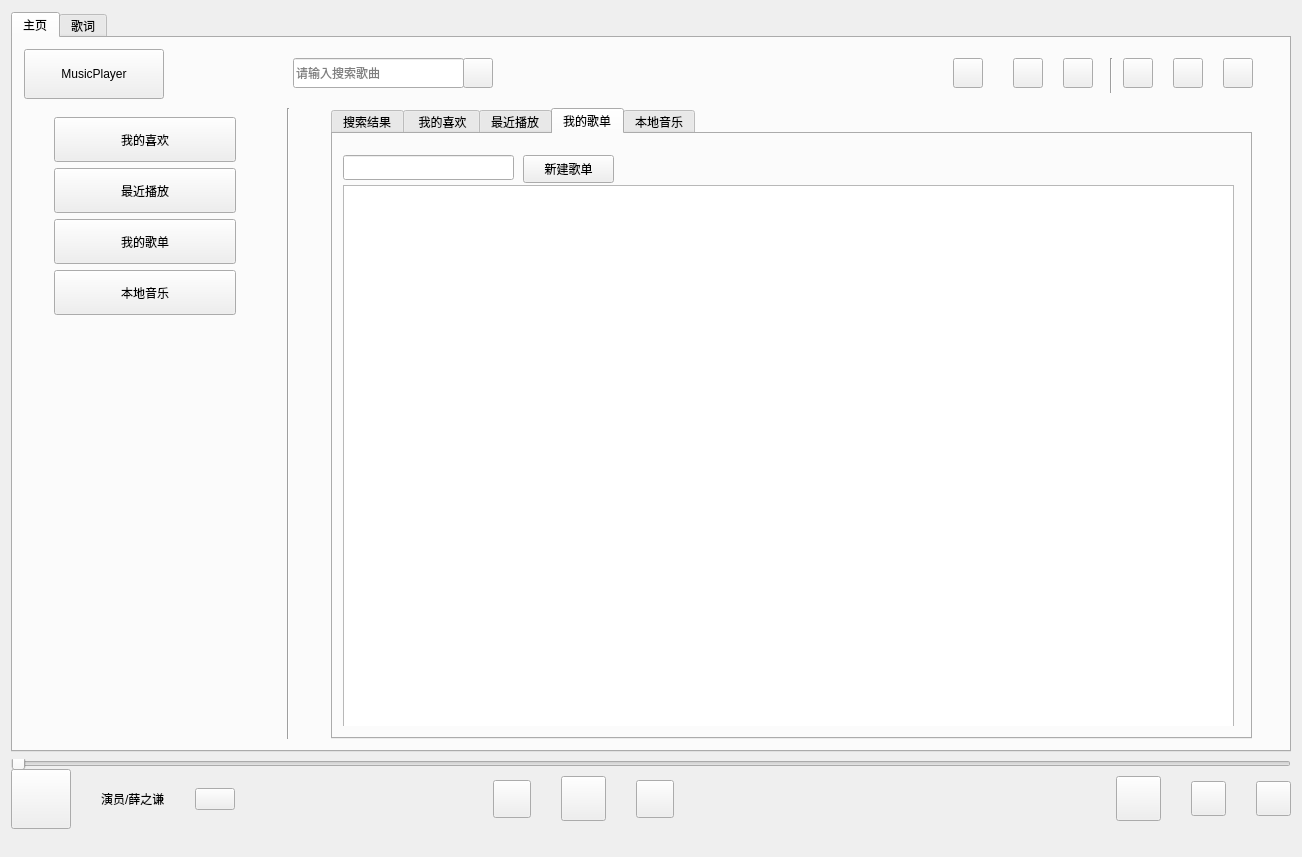
Qt form mainwidget.ui (haojoy/MusicPlayer) before a commit.
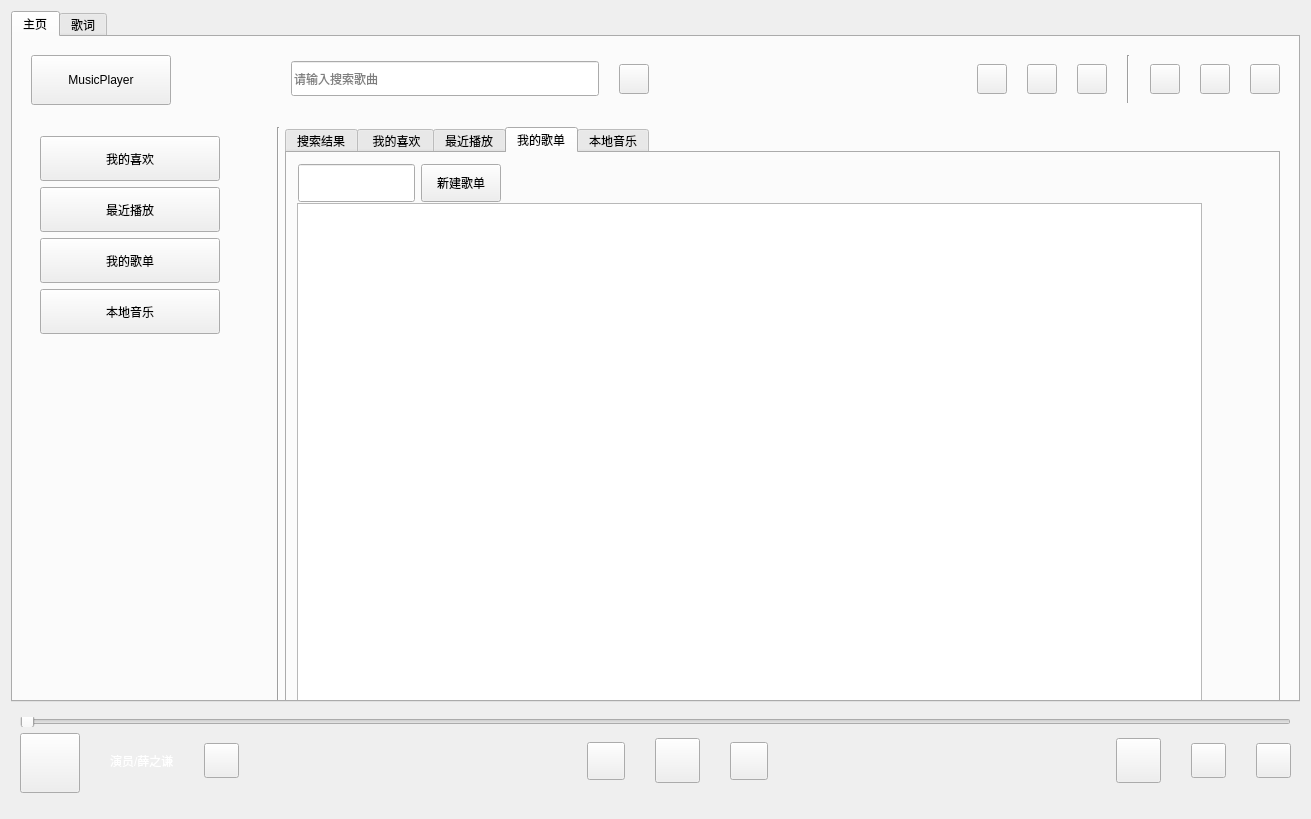
The same form after that commit. The open tabs and pages were chosen to show the change. Icons and pictures are not drawn. Custom widgets are drawn as their Qt base class.

Diff of the .ui file:
```diff
--- a/mainwidget.ui
+++ b/mainwidget.ui
@@ -6,8 +6,8 @@
    <rect>
     <x>0</x>
     <y>0</y>
-    <width>1302</width>
-    <height>857</height>
+    <width>1311</width>
+    <height>819</height>
    </rect>
   </property>
   <property name="windowTitle">
@@ -17,63 +17,33 @@
    <iconset resource="images.qrc">
     <normaloff>:/images/logo.png</normaloff>:/images/logo.png</iconset>
   </property>
-  <widget class="QWidget" name="centralWidget" native="true">
-   <property name="enabled">
-    <bool>true</bool>
-   </property>
-   <property name="geometry">
-    <rect>
-     <x>11</x>
-     <y>11</y>
-     <width>1280</width>
-     <height>835</height>
-    </rect>
-   </property>
-   <property name="minimumSize">
-    <size>
-     <width>1280</width>
-     <height>835</height>
-    </size>
-   </property>
-   <property name="maximumSize">
-    <size>
-     <width>1280</width>
-     <height>835</height>
-    </size>
-   </property>
-   <widget class="QWidget" name="layoutWidget">
-    <property name="geometry">
-     <rect>
-      <x>0</x>
-      <y>0</y>
-      <width>1282</width>
-      <height>844</height>
-     </rect>
-    </property>
-    <layout class="QVBoxLayout" name="verticalLayout_4">
+  <layout class="QVBoxLayout" name="verticalLayout_7">
      <item>
       <widget class="QTabWidget" name="tabWidget">
        <property name="enabled">
         <bool>true</bool>
        </property>
        <property name="sizePolicy">
-        <sizepolicy hsizetype="MinimumExpanding" vsizetype="MinimumExpanding">
+      <sizepolicy hsizetype="Expanding" vsizetype="Expanding">
          <horstretch>0</horstretch>
          <verstretch>0</verstretch>
         </sizepolicy>
        </property>
        <property name="minimumSize">
         <size>
-         <width>1280</width>
-         <height>740</height>
+       <width>0</width>
+       <height>690</height>
         </size>
        </property>
        <property name="maximumSize">
         <size>
-         <width>1280</width>
-         <height>740</height>
-        </size>
-       </property>
+       <width>16777215</width>
+       <height>16777215</height>
+      </size>
+     </property>
+     <property name="focusPolicy">
+      <enum>Qt::TabFocus</enum>
+     </property>
        <property name="tabShape">
         <enum>QTabWidget::Rounded</enum>
        </property>
@@ -81,38 +51,49 @@
         <number>0</number>
        </property>
        <widget class="QWidget" name="tab_homePage">
+      <property name="sizePolicy">
+       <sizepolicy hsizetype="Expanding" vsizetype="Expanding">
+        <horstretch>0</horstretch>
+        <verstretch>0</verstretch>
+       </sizepolicy>
+      </property>
         <attribute name="title">
          <string>主页</string>
         </attribute>
+      <layout class="QVBoxLayout" name="verticalLayout_10">
+       <item>
+        <layout class="QVBoxLayout" name="verticalLayout_9">
+         <item>
         <widget class="QWidget" name="widget_top" native="true">
-         <property name="geometry">
-          <rect>
-           <x>0</x>
-           <y>0</y>
-           <width>1271</width>
-           <height>72</height>
-          </rect>
+           <property name="sizePolicy">
+            <sizepolicy hsizetype="Preferred" vsizetype="Preferred">
+             <horstretch>0</horstretch>
+             <verstretch>0</verstretch>
+            </sizepolicy>
          </property>
          <property name="minimumSize">
           <size>
            <width>0</width>
-           <height>60</height>
+             <height>66</height>
           </size>
          </property>
          <property name="maximumSize">
           <size>
            <width>16777215</width>
-           <height>100</height>
-          </size>
-         </property>
+             <height>80</height>
+            </size>
+           </property>
+           <layout class="QHBoxLayout" name="horizontalLayout_2">
+            <property name="spacing">
+             <number>20</number>
+            </property>
+            <item>
          <widget class="QPushButton" name="btn_logo">
-          <property name="geometry">
-           <rect>
-            <x>11</x>
-            <y>11</y>
-            <width>140</width>
-            <height>50</height>
-           </rect>
+              <property name="sizePolicy">
+               <sizepolicy hsizetype="Preferred" vsizetype="Preferred">
+                <horstretch>0</horstretch>
+                <verstretch>0</verstretch>
+               </sizepolicy>
           </property>
           <property name="minimumSize">
            <size>
@@ -140,30 +121,52 @@
            </size>
           </property>
          </widget>
+            </item>
+            <item>
+             <spacer name="horizontalSpacer_4">
+              <property name="orientation">
+               <enum>Qt::Horizontal</enum>
+              </property>
+              <property name="sizeType">
+               <enum>QSizePolicy::Preferred</enum>
+              </property>
+              <property name="sizeHint" stdset="0">
+               <size>
+                <width>100</width>
+                <height>20</height>
+               </size>
+              </property>
+             </spacer>
+            </item>
+            <item>
          <widget class="QLineEdit" name="edit_search">
-          <property name="geometry">
-           <rect>
-            <x>280</x>
-            <y>20</y>
-            <width>171</width>
-            <height>30</height>
-           </rect>
+              <property name="sizePolicy">
+               <sizepolicy hsizetype="Expanding" vsizetype="Preferred">
+                <horstretch>0</horstretch>
+                <verstretch>0</verstretch>
+               </sizepolicy>
+              </property>
+              <property name="minimumSize">
+               <size>
+                <width>200</width>
+                <height>35</height>
+               </size>
+              </property>
+              <property name="maximumSize">
+               <size>
+                <width>600</width>
+                <height>35</height>
+               </size>
           </property>
           <property name="placeholderText">
            <string>请输入搜索歌曲</string>
           </property>
          </widget>
+            </item>
+            <item>
          <widget class="QPushButton" name="btn_search">
-          <property name="geometry">
-           <rect>
-            <x>450</x>
-            <y>20</y>
-            <width>30</width>
-            <height>30</height>
-           </rect>
-          </property>
           <property name="sizePolicy">
-           <sizepolicy hsizetype="Expanding" vsizetype="Expanding">
+               <sizepolicy hsizetype="Preferred" vsizetype="Preferred">
             <horstretch>0</horstretch>
             <verstretch>0</verstretch>
            </sizepolicy>
@@ -200,17 +203,154 @@
            <bool>true</bool>
           </property>
          </widget>
+            </item>
+            <item>
+             <spacer name="horizontalSpacer_5">
+              <property name="orientation">
+               <enum>Qt::Horizontal</enum>
+              </property>
+              <property name="sizeHint" stdset="0">
+               <size>
+                <width>40</width>
+                <height>20</height>
+               </size>
+              </property>
+             </spacer>
+            </item>
+            <item>
+             <widget class="QPushButton" name="btn_setskin">
+              <property name="sizePolicy">
+               <sizepolicy hsizetype="Preferred" vsizetype="Preferred">
+                <horstretch>0</horstretch>
+                <verstretch>0</verstretch>
+               </sizepolicy>
+              </property>
+              <property name="minimumSize">
+               <size>
+                <width>30</width>
+                <height>30</height>
+               </size>
+              </property>
+              <property name="maximumSize">
+               <size>
+                <width>30</width>
+                <height>30</height>
+               </size>
+              </property>
+              <property name="text">
+               <string/>
+              </property>
+              <property name="icon">
+               <iconset resource="images.qrc">
+                <normaloff>:/images/button/btn_skin.png</normaloff>:/images/button/btn_skin.png</iconset>
+              </property>
+              <property name="iconSize">
+               <size>
+                <width>28</width>
+                <height>28</height>
+               </size>
+              </property>
+             </widget>
+            </item>
+            <item>
+             <widget class="QPushButton" name="btn_setting">
+              <property name="sizePolicy">
+               <sizepolicy hsizetype="Preferred" vsizetype="Preferred">
+                <horstretch>0</horstretch>
+                <verstretch>0</verstretch>
+               </sizepolicy>
+              </property>
+              <property name="maximumSize">
+               <size>
+                <width>30</width>
+                <height>30</height>
+               </size>
+              </property>
+              <property name="toolTip">
+               <string>设置</string>
+              </property>
+              <property name="text">
+               <string/>
+              </property>
+              <property name="icon">
+               <iconset resource="images.qrc">
+                <normaloff>:/images/button/btn_setting.png</normaloff>:/images/button/btn_setting.png</iconset>
+              </property>
+              <property name="iconSize">
+               <size>
+                <width>28</width>
+                <height>28</height>
+               </size>
+              </property>
+             </widget>
+            </item>
+            <item>
+             <widget class="QPushButton" name="btn_mail">
+              <property name="sizePolicy">
+               <sizepolicy hsizetype="Preferred" vsizetype="Preferred">
+                <horstretch>0</horstretch>
+                <verstretch>0</verstretch>
+               </sizepolicy>
+              </property>
+              <property name="minimumSize">
+               <size>
+                <width>30</width>
+                <height>30</height>
+               </size>
+              </property>
+              <property name="maximumSize">
+               <size>
+                <width>30</width>
+                <height>30</height>
+               </size>
+              </property>
+              <property name="text">
+               <string/>
+              </property>
+              <property name="icon">
+               <iconset resource="images.qrc">
+                <normaloff>:/images/button/btn_mail.png</normaloff>:/images/button/btn_mail.png</iconset>
+              </property>
+              <property name="iconSize">
+               <size>
+                <width>28</width>
+                <height>28</height>
+               </size>
+              </property>
+             </widget>
+            </item>
+            <item>
+             <widget class="Line" name="line_v1">
+              <property name="enabled">
+               <bool>true</bool>
+              </property>
+              <property name="sizePolicy">
+               <sizepolicy hsizetype="Fixed" vsizetype="Preferred">
+                <horstretch>0</horstretch>
+                <verstretch>0</verstretch>
+               </sizepolicy>
+              </property>
+              <property name="minimumSize">
+               <size>
+                <width>0</width>
+                <height>35</height>
+               </size>
+              </property>
+              <property name="maximumSize">
+               <size>
+                <width>16777215</width>
+                <height>50</height>
+               </size>
+              </property>
+              <property name="orientation">
+               <enum>Qt::Vertical</enum>
+              </property>
+             </widget>
+            </item>
+            <item>
          <widget class="QPushButton" name="btn_minsize">
-          <property name="geometry">
-           <rect>
-            <x>1110</x>
-            <y>20</y>
-            <width>30</width>
-            <height>30</height>
-           </rect>
-          </property>
           <property name="sizePolicy">
-           <sizepolicy hsizetype="Expanding" vsizetype="Expanding">
+               <sizepolicy hsizetype="Preferred" vsizetype="Preferred">
             <horstretch>0</horstretch>
             <verstretch>0</verstretch>
            </sizepolicy>
@@ -253,17 +393,11 @@
            <number>100</number>
           </property>
          </widget>
+            </item>
+            <item>
          <widget class="QPushButton" name="btn_maxsize">
-          <property name="geometry">
-           <rect>
-            <x>1160</x>
-            <y>20</y>
-            <width>30</width>
-            <height>30</height>
-           </rect>
-          </property>
           <property name="sizePolicy">
-           <sizepolicy hsizetype="Expanding" vsizetype="Expanding">
+               <sizepolicy hsizetype="Preferred" vsizetype="Preferred">
             <horstretch>0</horstretch>
             <verstretch>0</verstretch>
            </sizepolicy>
@@ -303,15 +437,9 @@
            </size>
           </property>
          </widget>
+            </item>
+            <item>
          <widget class="QPushButton" name="btn_close">
-          <property name="geometry">
-           <rect>
-            <x>1210</x>
-            <y>20</y>
-            <width>30</width>
-            <height>30</height>
-           </rect>
-          </property>
           <property name="sizePolicy">
            <sizepolicy hsizetype="Expanding" vsizetype="Expanding">
             <horstretch>0</horstretch>
@@ -353,164 +481,41 @@
            </size>
           </property>
          </widget>
-         <widget class="QPushButton" name="btn_setting">
-          <property name="geometry">
-           <rect>
-            <x>1000</x>
-            <y>20</y>
-            <width>30</width>
-            <height>30</height>
-           </rect>
-          </property>
-          <property name="maximumSize">
-           <size>
-            <width>30</width>
-            <height>30</height>
-           </size>
-          </property>
-          <property name="toolTip">
-           <string>设置</string>
-          </property>
-          <property name="text">
-           <string/>
-          </property>
-          <property name="icon">
-           <iconset resource="images.qrc">
-            <normaloff>:/images/button/btn_setting.png</normaloff>:/images/button/btn_setting.png</iconset>
-          </property>
-          <property name="iconSize">
-           <size>
-            <width>28</width>
-            <height>28</height>
-           </size>
-          </property>
-         </widget>
-         <widget class="QPushButton" name="btn_setskin">
-          <property name="geometry">
-           <rect>
-            <x>940</x>
-            <y>20</y>
-            <width>30</width>
-            <height>30</height>
-           </rect>
-          </property>
-          <property name="minimumSize">
-           <size>
-            <width>30</width>
-            <height>30</height>
-           </size>
-          </property>
-          <property name="maximumSize">
-           <size>
-            <width>30</width>
-            <height>30</height>
-           </size>
-          </property>
-          <property name="text">
-           <string/>
-          </property>
-          <property name="icon">
-           <iconset resource="images.qrc">
-            <normaloff>:/images/button/btn_skin.png</normaloff>:/images/button/btn_skin.png</iconset>
-          </property>
-          <property name="iconSize">
-           <size>
-            <width>28</width>
-            <height>28</height>
-           </size>
-          </property>
-         </widget>
-         <widget class="QPushButton" name="btn_mail">
-          <property name="geometry">
-           <rect>
-            <x>1050</x>
-            <y>20</y>
-            <width>30</width>
-            <height>30</height>
-           </rect>
-          </property>
-          <property name="minimumSize">
-           <size>
-            <width>30</width>
-            <height>30</height>
-           </size>
-          </property>
-          <property name="maximumSize">
-           <size>
-            <width>30</width>
-            <height>30</height>
-           </size>
-          </property>
-          <property name="text">
-           <string/>
-          </property>
-          <property name="icon">
-           <iconset resource="images.qrc">
-            <normaloff>:/images/button/btn_mail.png</normaloff>:/images/button/btn_mail.png</iconset>
-          </property>
-          <property name="iconSize">
-           <size>
-            <width>28</width>
-            <height>28</height>
-           </size>
-          </property>
-         </widget>
-         <widget class="Line" name="line_v1">
-          <property name="geometry">
-           <rect>
-            <x>1090</x>
-            <y>20</y>
-            <width>16</width>
-            <height>35</height>
-           </rect>
-          </property>
-          <property name="orientation">
-           <enum>Qt::Vertical</enum>
-          </property>
-         </widget>
-        </widget>
+            </item>
+           </layout>
+          </widget>
+         </item>
+         <item>
         <widget class="QWidget" name="widget_content" native="true">
-         <property name="geometry">
-          <rect>
-           <x>0</x>
-           <y>70</y>
-           <width>1271</width>
-           <height>631</height>
-          </rect>
-         </property>
-         <layout class="QHBoxLayout" name="horizontalLayout_6" stretch="0,0,0">
-          <property name="spacing">
-           <number>10</number>
-          </property>
-          <property name="leftMargin">
-           <number>0</number>
-          </property>
+           <property name="minimumSize">
+            <size>
+             <width>0</width>
+             <height>596</height>
+            </size>
+           </property>
+           <layout class="QVBoxLayout" name="verticalLayout_8">
+            <item>
+             <layout class="QHBoxLayout" name="horizontalLayout_5">
           <property name="topMargin">
            <number>0</number>
           </property>
-          <property name="rightMargin">
-           <number>0</number>
-          </property>
-          <property name="bottomMargin">
-           <number>0</number>
-          </property>
           <item>
            <widget class="QWidget" name="widget_swichbth" native="true">
             <property name="sizePolicy">
-             <sizepolicy hsizetype="Expanding" vsizetype="Expanding">
+                 <sizepolicy hsizetype="Preferred" vsizetype="Expanding">
               <horstretch>0</horstretch>
               <verstretch>0</verstretch>
              </sizepolicy>
             </property>
             <property name="minimumSize">
              <size>
-              <width>200</width>
+                  <width>240</width>
               <height>0</height>
              </size>
             </property>
             <property name="maximumSize">
              <size>
-              <width>200</width>
+                  <width>600</width>
               <height>16777215</height>
              </size>
             </property>
@@ -525,13 +530,13 @@
                </property>
                <property name="minimumSize">
                 <size>
-                 <width>0</width>
+                     <width>160</width>
                  <height>45</height>
                 </size>
                </property>
                <property name="maximumSize">
                 <size>
-                 <width>16777215</width>
+                     <width>180</width>
                  <height>45</height>
                 </size>
                </property>
@@ -571,13 +576,13 @@
                </property>
                <property name="minimumSize">
                 <size>
-                 <width>0</width>
+                     <width>160</width>
                  <height>45</height>
                 </size>
                </property>
                <property name="maximumSize">
                 <size>
-                 <width>16777215</width>
+                     <width>180</width>
                  <height>45</height>
                 </size>
                </property>
@@ -602,13 +607,13 @@
                </property>
                <property name="minimumSize">
                 <size>
-                 <width>0</width>
+                     <width>160</width>
                  <height>45</height>
                 </size>
                </property>
                <property name="maximumSize">
                 <size>
-                 <width>16777215</width>
+                     <width>180</width>
                  <height>45</height>
                 </size>
                </property>
@@ -639,13 +644,13 @@
                </property>
                <property name="minimumSize">
                 <size>
-                 <width>0</width>
+                     <width>160</width>
                  <height>45</height>
                 </size>
                </property>
                <property name="maximumSize">
                 <size>
-                 <width>16777215</width>
+                     <width>180</width>
                  <height>45</height>
                 </size>
                </property>
@@ -684,10 +689,16 @@
           </item>
           <item>
            <widget class="Line" name="line_v2">
+                <property name="sizePolicy">
+                 <sizepolicy hsizetype="Fixed" vsizetype="Expanding">
+                  <horstretch>0</horstretch>
+                  <verstretch>0</verstretch>
+                 </sizepolicy>
+                </property>
             <property name="minimumSize">
              <size>
               <width>2</width>
-              <height>0</height>
+                  <height>596</height>
              </size>
             </property>
             <property name="maximumSize">
@@ -704,14 +715,20 @@
           <item>
            <widget class="QTabWidget" name="tabWidget_switchcontent">
             <property name="sizePolicy">
-             <sizepolicy hsizetype="MinimumExpanding" vsizetype="Expanding">
+                 <sizepolicy hsizetype="Expanding" vsizetype="Expanding">
               <horstretch>0</horstretch>
               <verstretch>0</verstretch>
              </sizepolicy>
             </property>
-            <property name="maximumSize">
+                <property name="minimumSize">
              <size>
               <width>921</width>
+                  <height>0</height>
+                 </size>
+                </property>
+                <property name="maximumSize">
+                 <size>
+                  <width>16777215</width>
               <height>16777215</height>
              </size>
             </property>
@@ -840,18 +857,84 @@
               <property name="geometry">
                <rect>
                 <x>0</x>
+                    <y>0</y>
+                    <width>970</width>
+                    <height>568</height>
+                   </rect>
+                  </property>
+                  <widget class="QWidget" name="layoutWidget">
+                   <property name="geometry">
+                    <rect>
+                     <x>11</x>
                 <y>11</y>
-                <width>905</width>
-                <height>581</height>
-               </rect>
-              </property>
+                     <width>320</width>
+                     <height>38</height>
+                    </rect>
+                   </property>
+                   <layout class="QHBoxLayout" name="horizontalLayout_4">
+                    <item>
+                     <widget class="QLineEdit" name="lineEdit_songlistname">
+                      <property name="sizePolicy">
+                       <sizepolicy hsizetype="Expanding" vsizetype="Expanding">
+                        <horstretch>0</horstretch>
+                        <verstretch>0</verstretch>
+                       </sizepolicy>
+                      </property>
+                      <property name="minimumSize">
+                       <size>
+                        <width>0</width>
+                        <height>30</height>
+                       </size>
+                      </property>
+                      <property name="maximumSize">
+                       <size>
+                        <width>16777215</width>
+                        <height>50</height>
+                       </size>
+                      </property>
+                     </widget>
+                    </item>
+                    <item>
+                     <widget class="QPushButton" name="pushButton_newSongList">
+                      <property name="sizePolicy">
+                       <sizepolicy hsizetype="Preferred" vsizetype="Preferred">
+                        <horstretch>0</horstretch>
+                        <verstretch>0</verstretch>
+                       </sizepolicy>
+                      </property>
+                      <property name="maximumSize">
+                       <size>
+                        <width>16777215</width>
+                        <height>50</height>
+                       </size>
+                      </property>
+                      <property name="text">
+                       <string>新建歌单</string>
+                      </property>
+                     </widget>
+                    </item>
+                    <item>
+                     <spacer name="horizontalSpacer_6">
+                      <property name="orientation">
+                       <enum>Qt::Horizontal</enum>
+                      </property>
+                      <property name="sizeHint" stdset="0">
+                       <size>
+                        <width>40</width>
+                        <height>20</height>
+                       </size>
+                      </property>
+                     </spacer>
+                    </item>
+                   </layout>
+                  </widget>
               <widget class="QListWidget" name="listWidget_songList">
                <property name="geometry">
                 <rect>
                  <x>10</x>
-                 <y>40</y>
-                 <width>891</width>
-                 <height>611</height>
+                     <y>50</y>
+                     <width>905</width>
+                     <height>532</height>
                 </rect>
                </property>
                <property name="focusPolicy">
@@ -873,35 +956,6 @@
                 <bool>false</bool>
                </property>
               </widget>
-              <widget class="QLineEdit" name="lineEdit_songlistname">
-               <property name="geometry">
-                <rect>
-                 <x>10</x>
-                 <y>10</y>
-                 <width>171</width>
-                 <height>25</height>
-                </rect>
-               </property>
-              </widget>
-              <widget class="QPushButton" name="pushButton_newSongList">
-               <property name="geometry">
-                <rect>
-                 <x>190</x>
-                 <y>10</y>
-                 <width>91</width>
-                 <height>28</height>
-                </rect>
-               </property>
-               <property name="sizePolicy">
-                <sizepolicy hsizetype="Preferred" vsizetype="Preferred">
-                 <horstretch>0</horstretch>
-                 <verstretch>0</verstretch>
-                </sizepolicy>
-               </property>
-               <property name="text">
-                <string>新建歌单</string>
-               </property>
-              </widget>
              </widget>
             </widget>
             <widget class="QWidget" name="tab_local">
@@ -940,7 +994,13 @@
            </widget>
           </item>
          </layout>
-        </widget>
+            </item>
+           </layout>
+          </widget>
+         </item>
+        </layout>
+       </item>
+      </layout>
        </widget>
        <widget class="QWidget" name="tab_lrc">
         <attribute name="title">
@@ -1051,42 +1111,26 @@
         <bool>true</bool>
        </property>
        <property name="sizePolicy">
-        <sizepolicy hsizetype="Preferred" vsizetype="Fixed">
+      <sizepolicy hsizetype="Expanding" vsizetype="Expanding">
          <horstretch>0</horstretch>
          <verstretch>0</verstretch>
         </sizepolicy>
        </property>
        <property name="minimumSize">
         <size>
-         <width>1280</width>
-         <height>95</height>
+       <width>1289</width>
+       <height>100</height>
         </size>
        </property>
        <property name="maximumSize">
         <size>
-         <width>1280</width>
-         <height>95</height>
-        </size>
-       </property>
-       <widget class="QWidget" name="layoutWidget">
-        <property name="geometry">
-         <rect>
-          <x>0</x>
-          <y>0</y>
-          <width>1282</width>
-          <height>105</height>
-         </rect>
-        </property>
+       <width>16777215</width>
+       <height>120</height>
+      </size>
+     </property>
+     <layout class="QVBoxLayout" name="verticalLayout_4">
+      <item>
         <layout class="QVBoxLayout" name="verticalLayout_2">
-         <property name="spacing">
-          <number>0</number>
-         </property>
-         <property name="sizeConstraint">
-          <enum>QLayout::SetFixedSize</enum>
-         </property>
-         <property name="topMargin">
-          <number>0</number>
-         </property>
          <item>
           <widget class="QSlider" name="hslider_header">
            <property name="enabled">
@@ -1094,13 +1138,13 @@
            </property>
            <property name="minimumSize">
             <size>
-             <width>1280</width>
+            <width>0</width>
              <height>10</height>
             </size>
            </property>
            <property name="maximumSize">
             <size>
-             <width>1280</width>
+            <width>16777215</width>
              <height>10</height>
             </size>
            </property>
@@ -1121,10 +1165,16 @@
             <number>0</number>
            </property>
            <property name="bottomMargin">
-            <number>11</number>
+           <number>10</number>
            </property>
            <item>
             <widget class="QPushButton" name="btn_albumpic">
+            <property name="sizePolicy">
+             <sizepolicy hsizetype="Preferred" vsizetype="Preferred">
+              <horstretch>0</horstretch>
+              <verstretch>0</verstretch>
+             </sizepolicy>
+            </property>
              <property name="minimumSize">
               <size>
                <width>60</width>
@@ -1150,6 +1200,9 @@
            </item>
            <item>
             <widget class="QLabel" name="label_songinfo">
+            <property name="styleSheet">
+             <string notr="true">color:white</string>
+            </property>
              <property name="text">
               <string>演员/薛之谦</string>
              </property>
@@ -1157,6 +1210,24 @@
            </item>
            <item>
             <widget class="QPushButton" name="btn_like">
+            <property name="sizePolicy">
+             <sizepolicy hsizetype="Preferred" vsizetype="Preferred">
+              <horstretch>0</horstretch>
+              <verstretch>0</verstretch>
+             </sizepolicy>
+            </property>
+            <property name="minimumSize">
+             <size>
+              <width>35</width>
+              <height>35</height>
+             </size>
+            </property>
+            <property name="maximumSize">
+             <size>
+              <width>35</width>
+              <height>35</height>
+             </size>
+            </property>
              <property name="text">
               <string/>
              </property>
@@ -1164,6 +1235,12 @@
               <iconset resource="images.qrc">
                <normaloff>:/images/button/btn_like.png</normaloff>:/images/button/btn_like.png</iconset>
              </property>
+            <property name="iconSize">
+             <size>
+              <width>24</width>
+              <height>24</height>
+             </size>
+            </property>
             </widget>
            </item>
            <item>
@@ -1172,11 +1249,11 @@
               <enum>Qt::Horizontal</enum>
              </property>
              <property name="sizeType">
-              <enum>QSizePolicy::Preferred</enum>
+             <enum>QSizePolicy::Expanding</enum>
              </property>
              <property name="sizeHint" stdset="0">
               <size>
-               <width>228</width>
+              <width>260</width>
                <height>20</height>
               </size>
              </property>
@@ -1184,6 +1261,12 @@
            </item>
            <item>
             <widget class="QPushButton" name="btn_pre">
+            <property name="sizePolicy">
+             <sizepolicy hsizetype="Preferred" vsizetype="Preferred">
+              <horstretch>0</horstretch>
+              <verstretch>0</verstretch>
+             </sizepolicy>
+            </property>
              <property name="minimumSize">
               <size>
                <width>38</width>
@@ -1211,7 +1294,7 @@
            <item>
             <widget class="QPushButton" name="btn_play">
              <property name="sizePolicy">
-              <sizepolicy hsizetype="Expanding" vsizetype="Expanding">
+             <sizepolicy hsizetype="Preferred" vsizetype="Preferred">
                <horstretch>0</horstretch>
                <verstretch>0</verstretch>
               </sizepolicy>
@@ -1255,7 +1338,7 @@
            <item>
             <widget class="QPushButton" name="btn_next">
              <property name="sizePolicy">
-              <sizepolicy hsizetype="Expanding" vsizetype="Expanding">
+             <sizepolicy hsizetype="Preferred" vsizetype="Preferred">
                <horstretch>0</horstretch>
                <verstretch>0</verstretch>
               </sizepolicy>
@@ -1305,6 +1388,12 @@
            </item>
            <item>
             <widget class="QPushButton" name="btn_desklrc">
+            <property name="sizePolicy">
+             <sizepolicy hsizetype="Preferred" vsizetype="Preferred">
+              <horstretch>0</horstretch>
+              <verstretch>0</verstretch>
+             </sizepolicy>
+            </property>
              <property name="minimumSize">
               <size>
                <width>45</width>
@@ -1382,7 +1471,7 @@
            <item>
             <widget class="QPushButton" name="btn_mode">
              <property name="sizePolicy">
-              <sizepolicy hsizetype="Expanding" vsizetype="Expanding">
+             <sizepolicy hsizetype="Preferred" vsizetype="Preferred">
                <horstretch>0</horstretch>
                <verstretch>0</verstretch>
               </sizepolicy>
@@ -1432,12 +1521,11 @@
           </layout>
          </item>
         </layout>
-       </widget>
-      </widget>
      </item>
     </layout>
    </widget>
-  </widget>
+   </item>
+  </layout>
  </widget>
  <customwidgets>
   <customwidget>
```
Left out of the diff: 80 changed lines with no effect on the pictures. Lines whose indentation alone changed are shown as unchanged.
